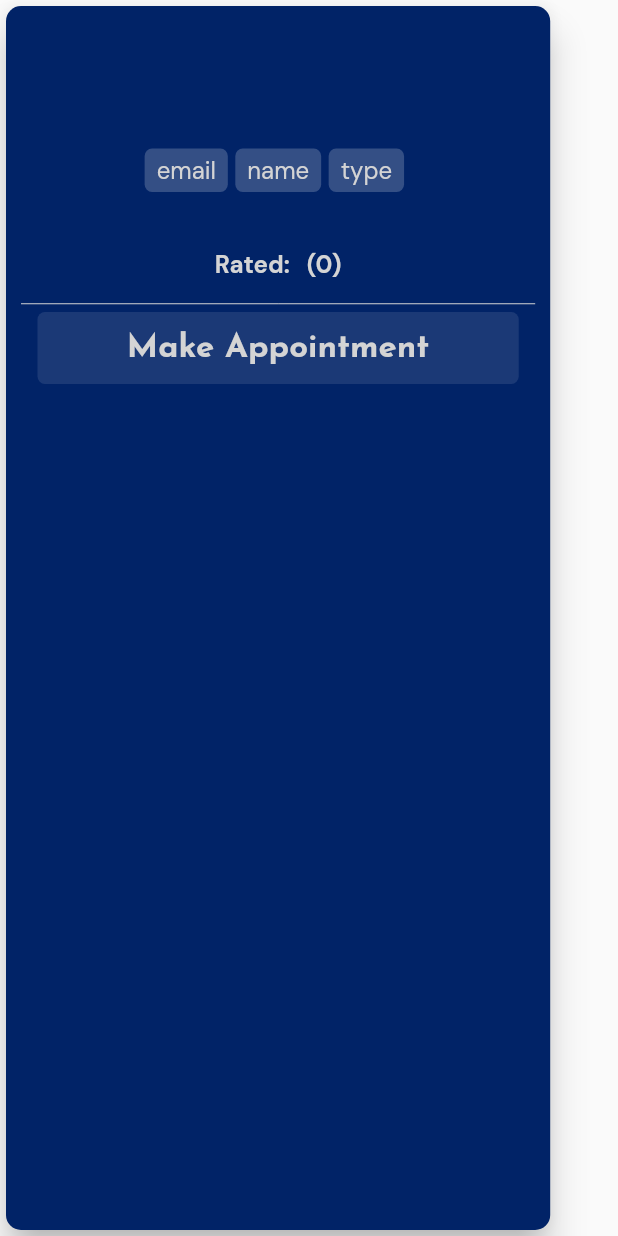
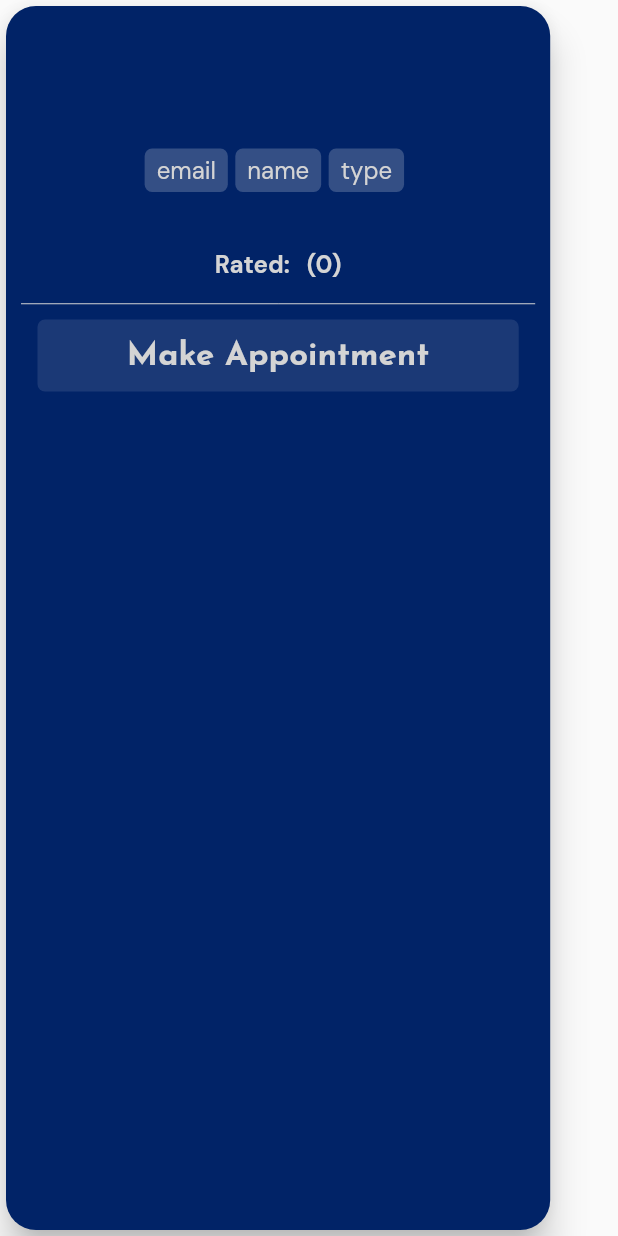
Before and after one commit to Wizhill05/mane, a Flutter app: what newcard() shows on an empty page, opened directly with empty values, on a phone screen of 412 x 824 dp. Run offline on Flutter 3.47's test engine with Material 3 defaults, Android fonts, the phone set to English and light mode, and no system bars; our stand-ins replace cloud_firestore, connectivity_plus, firebase_auth, firebase_core, google_fonts, google_nav_bar and 2 more; missing offline and left inert: dart:ffi; accounts and stored records are empty; network calls fail.

Commit message:
"Updated various Dart files in the lib directory, including reusable.dart, main.dart, Bookings.dart, User.dart, and shop.dart, with changes to widget styling, layout, and functionality."

```diff
--- a/lib/extras/reusable.dart
+++ b/lib/extras/reusable.dart
@@ -3,6 +3,7 @@ import 'dart:ffi';
 import 'package:cloud_firestore/cloud_firestore.dart';
 import 'package:firebase_auth/firebase_auth.dart';
 import 'package:flutter/material.dart';
+import 'package:mane/screens/appoint.dart';
 import 'package:qr_flutter/qr_flutter.dart';
 
 import 'package:google_fonts/google_fonts.dart';
@@ -76,7 +77,7 @@ Image ImageWidget(String imageName, double x, double y) {
 AlertDialog alertMe(BuildContext context, String title, actions, contents) {
   return AlertDialog(
     actions: actions,
-    contentPadding: EdgeInsets.all(20),
+    contentPadding: const EdgeInsets.all(20),
     content: contents,
     title: Text(title),
   );
@@ -121,7 +122,7 @@ QrImageView genQR(String data) {
       return Center(
         child: Text(
           'Error: $error',
-          style: TextStyle(fontSize: 18),
+          style: const TextStyle(fontSize: 18),
         ),
       );
     },
@@ -130,6 +131,7 @@ QrImageView genQR(String data) {
 
 Container newcard(
   BuildContext context,
+  String id,
   String title,
   String desc,
   Map types,
@@ -142,17 +144,16 @@ Container newcard(
       child: Card(
           elevation: 10,
           shape: RoundedRectangleBorder(
-            borderRadius: BorderRadius.circular(10),
+            borderRadius: BorderRadius.circular(20),
           ),
           color: Dark,
           child: Container(
               padding: const EdgeInsets.fromLTRB(10, 30, 10, 20),
               child: Column(children: <Widget>[
                 Container(
-                  padding: EdgeInsets.fromLTRB(20, 0, 20, 0),
-                  child: Container(
+                  padding: const EdgeInsets.fromLTRB(20, 0, 20, 0),
                   child: Text(
-                      "$title",
+                    title,
                     textAlign: TextAlign.left,
                     style: GoogleFonts.josefinSans(
                       fontSize: 24,
@@ -161,13 +162,12 @@ Container newcard(
                     ),
                   ),
                 ),
-                ),
                 Container(
-                  margin: EdgeInsets.only(top: 10),
-                  padding: EdgeInsets.fromLTRB(15, 0, 15, 0),
+                  margin: const EdgeInsets.only(top: 10),
+                  padding: const EdgeInsets.fromLTRB(15, 0, 15, 0),
                   width: MediaQuery.of(context).size.width * 0.9 - 30,
                   child: Text(
-                    "$desc",
+                    desc,
                     textAlign: TextAlign.center,
                     style: GoogleFonts.dmSans(
                       fontSize: 16,
@@ -177,7 +177,7 @@ Container newcard(
                   ),
                 ),
                 Container(
-                  margin: EdgeInsets.fromLTRB(15, 10, 15, 0),
+                  margin: const EdgeInsets.fromLTRB(15, 10, 15, 0),
                   child: HorizontalTextList(
                     texts: types.keys.map((e) => e.toString()).toList(),
                     textStyle: GoogleFonts.dmSans(
@@ -188,11 +188,11 @@ Container newcard(
                   ),
                 ),
                 Container(
-                  margin: EdgeInsets.only(top: 10),
-                  padding: EdgeInsets.fromLTRB(15, 0, 15, 0),
+                  margin: const EdgeInsets.only(top: 10),
+                  padding: const EdgeInsets.fromLTRB(15, 0, 15, 0),
                   width: MediaQuery.of(context).size.width * 0.9 - 30,
                   child: Text(
-                    "$address",
+                    address,
                     textAlign: TextAlign.center,
                     style: GoogleFonts.dmSans(
                       fontSize: 14,
@@ -202,8 +202,8 @@ Container newcard(
                   ),
                 ),
                 Container(
-                  margin: EdgeInsets.only(top: 10),
-                  padding: EdgeInsets.fromLTRB(15, 0, 15, 0),
+                  margin: const EdgeInsets.only(top: 10),
+                  padding: const EdgeInsets.fromLTRB(15, 0, 15, 0),
                   width: MediaQuery.of(context).size.width * 0.9 - 30,
                   child: Text(
                     "Rated: ${" ★" * rating.round()}  ($noOfRating)",
@@ -215,24 +215,29 @@ Container newcard(
                     ),
                   ),
                 ),
-                SizedBox(
+                const SizedBox(
                   height: 15,
                 ),
                 Divider(
                   height: 1,
                   color: toColor("d4d4d4"),
                 ),
-                SizedBox(
-                  height: 5,
+                const SizedBox(
+                  height: 10,
                 ),
                 Container(
                   decoration: BoxDecoration(
                     color: toColor("ffffff").withOpacity(0.1),
-                    borderRadius: BorderRadius.all(Radius.circular(5)),
+                    borderRadius: const BorderRadius.all(Radius.circular(5)),
                   ),
                   width: MediaQuery.of(context).size.width * 0.9 - 50,
                   child: TextButton(
-                      onPressed: () {},
+                      onPressed: () {
+                        Navigator.push(
+                            context,
+                            MaterialPageRoute(
+                                builder: (context) => makeAppointment(id)));
+                      },
                       child: Text(
                         "Make Appointment",
                         style: GoogleFonts.josefinSans(
@@ -249,7 +254,7 @@ Widget typeWidget(String text) {
   return Container(
     color: toColor("ffffff").withOpacity(0.2),
     padding: const EdgeInsets.fromLTRB(10, 5, 10, 5),
-    margin: EdgeInsets.fromLTRB(0, 0, 10, 0),
+    margin: const EdgeInsets.fromLTRB(0, 0, 10, 0),
     child: Text(
       text,
       style: GoogleFonts.dmSans(
@@ -294,7 +299,8 @@ class TextWidget extends StatelessWidget {
       decoration: BoxDecoration(
         color: toColor("ffffff").withOpacity(0.2), // background color
 
-        borderRadius: BorderRadius.all(Radius.circular(5)), // rounded corners
+        borderRadius:
+            const BorderRadius.all(Radius.circular(5)), // rounded corners
       ),
       padding: const EdgeInsets.fromLTRB(8, 4, 8, 4),
       margin: const EdgeInsets.only(right: 5),
```
Also changed, not shown: lib/main.dart (+15 -4 lines), lib/screens/Bookings.dart (+4 -3 lines), lib/screens/User.dart (+13 -12 lines), lib/screens/appoint.dart (added, +86 -0 lines), lib/screens/shop.dart (+43 -17 lines). Lines whose indentation alone changed are shown as unchanged.
